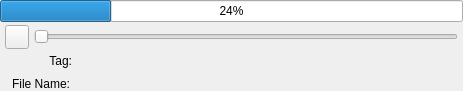
First picture: the form in AppsSrc/CommonSrc/Forms/AssetVoiceWidget.ui, repository brettrjones-github/nolimitconnect, before the edit.
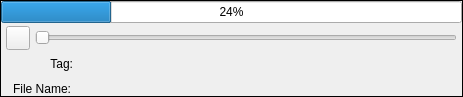
Second picture: the form after the edit. Custom widgets are drawn as their Qt base class.

Commit message: Improve Asset Widgets.. AssetTextWidget now has a copy to clipboard button

The edit to the form file:
```diff
--- a/AppsSrc/CommonSrc/Forms/AssetVoiceWidget.ui
+++ b/AppsSrc/CommonSrc/Forms/AssetVoiceWidget.ui
@@ -7,7 +7,7 @@
     <x>0</x>
     <y>0</y>
     <width>463</width>
-    <height>90</height>
+    <height>97</height>
    </rect>
   </property>
   <property name="sizePolicy">
@@ -71,10 +71,10 @@
       </size>
      </property>
      <property name="frameShape">
-      <enum>QFrame::NoFrame</enum>
+      <enum>QFrame::Box</enum>
      </property>
      <property name="frameShadow">
-      <enum>QFrame::Raised</enum>
+      <enum>QFrame::Plain</enum>
      </property>
      <layout class="QHBoxLayout" name="horizontalLayout_4">
       <property name="spacing">
```
The commit also changes 6 other files.
